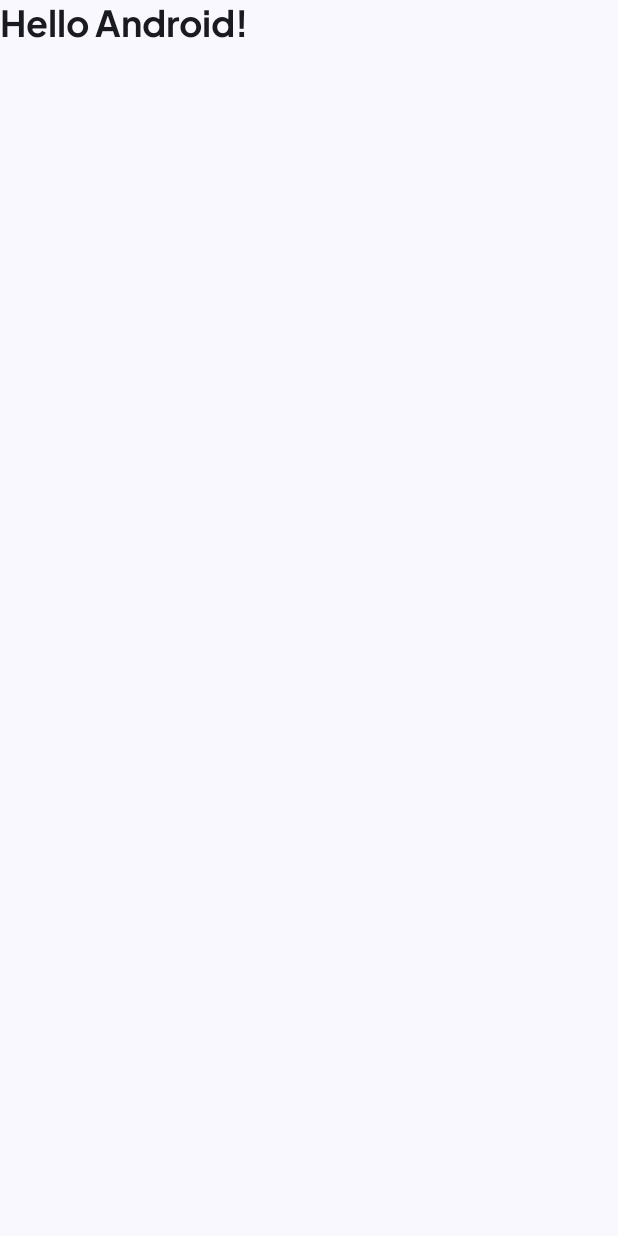
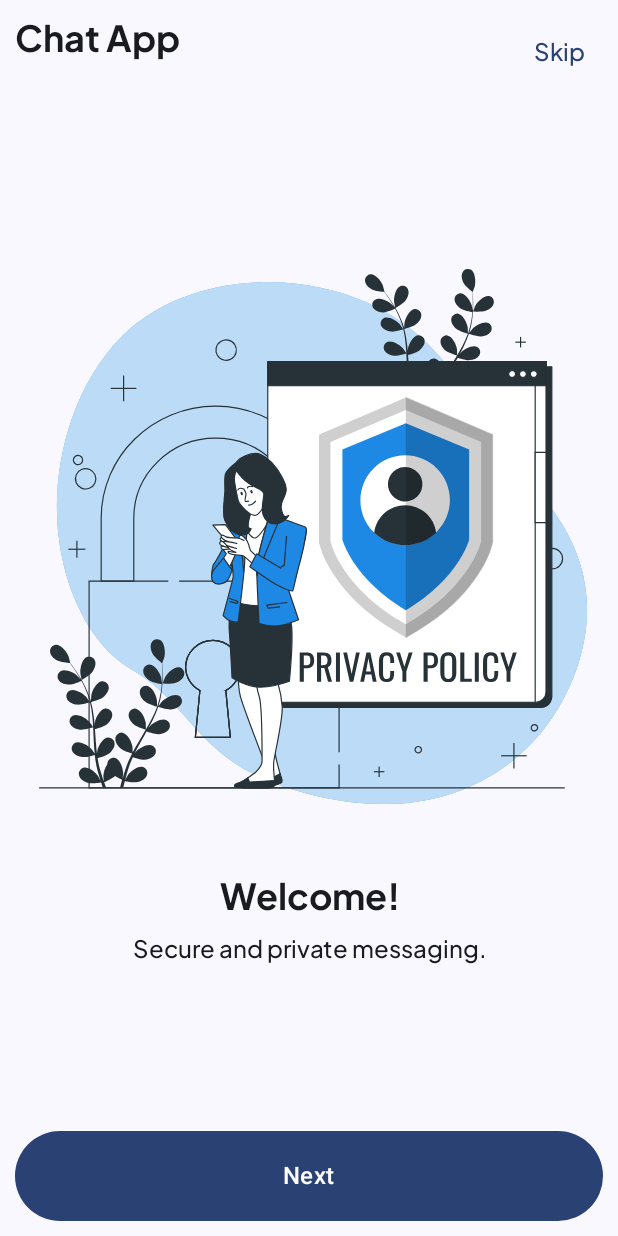
Before and after one commit to shahrohit/e2ee-chat-app, an Android app built with Jetpack Compose: the screen it shows after launch (MainActivity), on a phone screen of 412 x 824 dp. Run offline under Robolectric (Android 15) with nearby library versions, the phone set to English and light mode, and no system bars.

Commit message:
Inprogress: Onboarding Screen

```diff
--- a/mobile/app/src/main/java/com/shahrohit/chat/MainActivity.kt
+++ b/mobile/app/src/main/java/com/shahrohit/chat/MainActivity.kt
@@ -6,12 +6,10 @@
 import androidx.activity.enableEdgeToEdge
 import androidx.compose.foundation.layout.fillMaxSize
 import androidx.compose.foundation.layout.padding
-import androidx.compose.material3.MaterialTheme
 import androidx.compose.material3.Scaffold
-import androidx.compose.material3.Text
-import androidx.compose.runtime.Composable
 import androidx.compose.ui.Modifier
-import androidx.compose.ui.tooling.preview.Preview
+import androidx.navigation.compose.rememberNavController
+import com.shahrohit.chat.navigation.AppNavigation
 import com.shahrohit.chat.ui.theme.AppTheme
 
 class MainActivity : ComponentActivity() {
@@ -20,9 +18,10 @@
         enableEdgeToEdge()
         setContent {
             AppTheme {
+                val navController = rememberNavController()
                 Scaffold(modifier = Modifier.fillMaxSize()) { innerPadding ->
-                    Greeting(
-                        name = "Android",
+                    AppNavigation(
+                        navController = navController,
                         modifier = Modifier.padding(innerPadding)
                     )
                 }
@@ -30,20 +29,3 @@
         }
     }
 }
-
-@Composable
-fun Greeting(name: String, modifier: Modifier = Modifier) {
-    Text(
-        text = "Hello $name!",
-        modifier = modifier,
-        style = MaterialTheme.typography.titleLarge
-    )
-}
-
-@Preview(showBackground = true)
-@Composable
-fun GreetingPreview() {
-    AppTheme {
-        Greeting("Android")
-    }
-}
--- /dev/null
+++ b/mobile/app/src/main/java/com/shahrohit/chat/navigation/AppNavigation.kt
@@ -0,0 +1,19 @@
+package com.shahrohit.chat.navigation
+
+import androidx.compose.runtime.Composable
+import androidx.compose.ui.Modifier
+import androidx.navigation.NavHostController
+import androidx.navigation.compose.NavHost
+import androidx.navigation.compose.composable
+import com.shahrohit.chat.presentation.login.LoginScreen
+import com.shahrohit.chat.presentation.onboarding.OnboardingScreen
+
+@Composable
+fun AppNavigation (navController: NavHostController, modifier: Modifier){
+    val startDestination = "onboarding"
+
+    NavHost(navController = navController, startDestination = startDestination, modifier = modifier){
+        composable(Screen.Onboarding.route) { OnboardingScreen(navController) }
+        composable(Screen.Login.route) { LoginScreen(navController) }
+    }
+}
--- /dev/null
+++ b/mobile/app/src/main/java/com/shahrohit/chat/navigation/Screen.kt
@@ -0,0 +1,6 @@
+package com.shahrohit.chat.navigation
+
+sealed class Screen(val route : String) {
+    data object Onboarding : Screen("onboarding")
+    data object Login : Screen("login")
+}
--- /dev/null
+++ b/mobile/app/src/main/java/com/shahrohit/chat/presentation/login/LoginScreen.kt
@@ -0,0 +1,11 @@
+package com.shahrohit.chat.presentation.login
+
+import androidx.compose.material3.MaterialTheme
+import androidx.compose.material3.Text
+import androidx.compose.runtime.Composable
+import androidx.navigation.NavController
+
+@Composable
+fun LoginScreen(navController : NavController) {
+    Text(text = "Login Screen", style = MaterialTheme.typography.titleLarge)
+}
--- /dev/null
+++ b/mobile/app/src/main/java/com/shahrohit/chat/presentation/onboarding/OnboardingPage.kt
@@ -0,0 +1,38 @@
+package com.shahrohit.chat.presentation.onboarding
+
+import androidx.annotation.DrawableRes
+import androidx.compose.foundation.Image
+import androidx.compose.foundation.layout.Arrangement
+import androidx.compose.foundation.layout.Column
+import androidx.compose.foundation.layout.Spacer
+import androidx.compose.foundation.layout.height
+import androidx.compose.material3.Text
+import androidx.compose.runtime.Composable
+import androidx.compose.ui.Alignment
+import androidx.compose.ui.Modifier
+import androidx.compose.ui.res.painterResource
+import androidx.compose.ui.text.style.TextAlign
+import androidx.compose.ui.unit.dp
+import com.shahrohit.chat.ui.theme.AppTypography
+
+data class OnboardingPage(
+    val title: String,
+    val description: String,
+    @DrawableRes val imageRes: Int
+)
+
+@Composable
+fun OnboardingPageUI(page : OnboardingPage) {
+    Column (
+        modifier = Modifier,
+        horizontalAlignment = Alignment.CenterHorizontally,
+        verticalArrangement = Arrangement.Center,
+
+    ){
+        Image(painter = painterResource(id = page.imageRes), contentDescription = null)
+        Spacer(modifier = Modifier.height(20.dp))
+        Text(text = page.title, style = AppTypography.titleLarge, textAlign = TextAlign.Center)
+        Spacer(modifier = Modifier.height(10.dp))
+        Text(text = page.description, style = AppTypography.bodyLarge, textAlign = TextAlign.Center)
+    }
+}
--- /dev/null
+++ b/mobile/app/src/main/java/com/shahrohit/chat/presentation/onboarding/OnboardingScreen.kt
@@ -0,0 +1,88 @@
+package com.shahrohit.chat.presentation.onboarding
+
+import androidx.compose.foundation.layout.Arrangement
+import androidx.compose.foundation.layout.Column
+import androidx.compose.foundation.layout.Row
+import androidx.compose.foundation.layout.fillMaxSize
+import androidx.compose.foundation.layout.fillMaxWidth
+import androidx.compose.foundation.layout.height
+import androidx.compose.foundation.layout.padding
+import androidx.compose.foundation.pager.HorizontalPager
+import androidx.compose.foundation.pager.rememberPagerState
+import androidx.compose.material3.Button
+import androidx.compose.material3.Text
+import androidx.compose.material3.TextButton
+import androidx.compose.runtime.Composable
+import androidx.compose.runtime.rememberCoroutineScope
+import androidx.compose.ui.Modifier
+import androidx.compose.ui.unit.dp
+import androidx.navigation.NavController
+
+import com.shahrohit.chat.R
+import com.shahrohit.chat.navigation.Screen
+import com.shahrohit.chat.ui.theme.AppTypography
+import kotlinx.coroutines.launch
+
+@Composable
+fun OnboardingScreen(navController: NavController){
+    val pages = listOf(
+        OnboardingPage("Welcome!", "Secure and private messaging.", R.drawable.ic_secure),
+        OnboardingPage("End-to-End Encryption", "Your messages are encrypted for safety.", R.drawable.ic_encryption),
+        OnboardingPage("Get Started!", "Create an account or log in to continue.", R.drawable.ic_chat),
+
+    )
+
+    val pagerState = rememberPagerState {
+        pages.size
+    }
+
+    val coroutineScope = rememberCoroutineScope()
+
+    fun isLastPage() : Boolean {
+        return (pagerState.currentPage == pages.size - 1)
+    }
+
+    fun navigateToLogin() {
+        navController.navigate(Screen.Login.route)
+    }
+
+    fun onNextClick() {
+        coroutineScope.launch {
+            if(isLastPage()){
+                navigateToLogin()
+            }else {
+                pagerState.animateScrollToPage(pagerState.currentPage + 1)
+            }
+        }
+    }
+
+    // *** UI ***
+    Column (
+        modifier = Modifier.fillMaxSize().padding(10.dp),
+        verticalArrangement = Arrangement.SpaceBetween
+    ){
+        Row(
+            modifier = Modifier.fillMaxWidth(),
+            horizontalArrangement = Arrangement.SpaceBetween,
+        ) {
+            Text(text = "Chat App", style = AppTypography.titleLarge)
+            TextButton(onClick = { navigateToLogin() }){
+                Text("Skip", style = AppTypography.bodyLarge)
+            }
+        }
+
+        HorizontalPager(state = pagerState) { page ->
+            OnboardingPageUI(page = pages[page])
+        }
+
+        Button(
+            modifier = Modifier.fillMaxWidth().height(60.dp),
+            onClick = { onNextClick() }
+        ) {
+            Text(
+                style = AppTypography.titleMedium,
+                text = if (isLastPage()) "Get Started" else "Next"
+            )
+        }
+    }
+}
```
